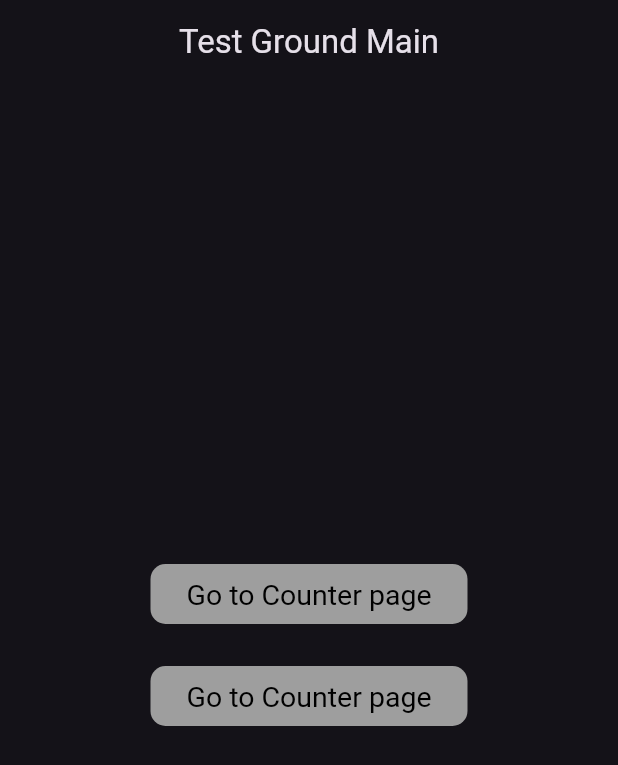
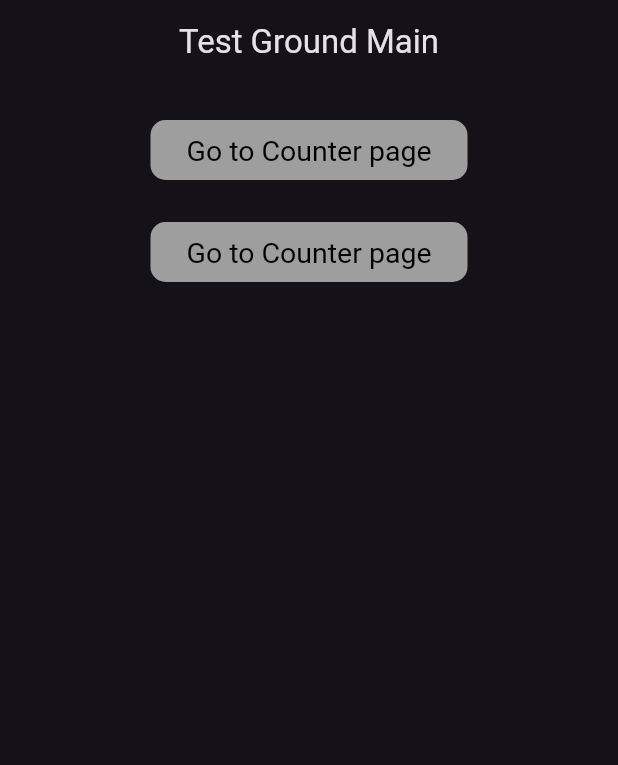
Before and after one commit to msiprime/flutterwiz, a Flutter app: the screen it shows after launch, on a phone screen of 412 x 824 dp. Shown: the top 765 px of the screen. Run offline on Flutter 3.47's test engine with Material 3 defaults, Android fonts, the phone set to English and light mode, and no system bars.

Commit message:
main page structure done

```diff
--- a/lib/main.dart
+++ b/lib/main.dart
@@ -33,9 +33,8 @@ class HomePage extends StatelessWidget {
       ),
       body: const Center(
         child: Column(
-          crossAxisAlignment: CrossAxisAlignment.start,
-          mainAxisAlignment: MainAxisAlignment.center,
           children: [
+            SizedBox(height: 20),
             GoTo(page: CubitPage(), pageName: 'Counter'),
             GoTo(page: CubitPage(), pageName: 'Counter'),
           ],
```
